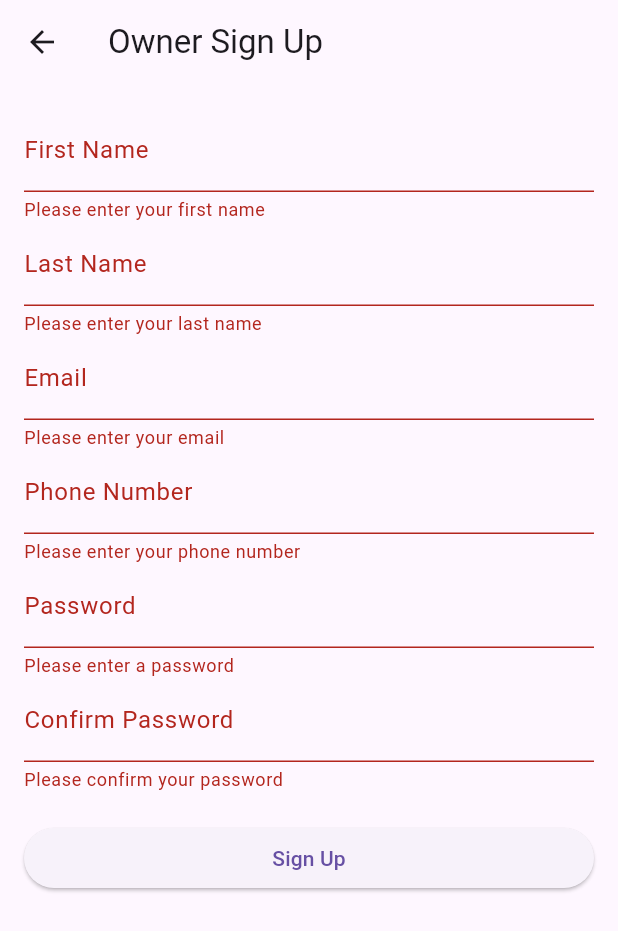
After one commit to Hiranbaburaj/turfbooking, a Flutter app: the OwnerSignUp screen opened by its route, after a tap on "Sign Up", on a phone screen of 412 x 824 dp. The commit adds this screen. Shown: the top 931 px of the screen. Run offline on Flutter 3.47's test engine with Material 3 defaults, Android fonts, the phone set to English and light mode, and no system bars; our stand-ins replace shared_preferences, supabase_flutter; accounts and stored records are empty.

Commit message:
Added turf owner registration

```diff
--- a/lib/main.dart
+++ b/lib/main.dart
@@ -6,6 +6,7 @@ import 'package:turf/user/signup_user.dart';
 import 'package:turf/booking/slot_select.dart';
 import 'package:turf/booking/slot_empty.dart';
 import 'package:turf/turfowner/login_owner.dart';
+import 'package:turf/turfowner/signup_owner.dart';
 import 'package:turf/turfowner/turf_status.dart';
 import 'package:turf/turfowner/slot_create.dart';
 import 'package:supabase_flutter/supabase_flutter.dart'; //* JOpYt3O99TQ6ZzyT
@@ -43,6 +44,7 @@ class MyApp extends StatelessWidget {
         '/slot_select' :(context) => SlotSelection(user: user, turfData: turfData, selectedSlot: selectedSlot),
         '/slot_empty'  :(context) => SlotIsEmpty(user: user, turfData: turfData, selectedSlot: selectedSlot),
         '/login_owner' :(context) => const LoginOwnerPage(),
+        '/signup_owner' :(context) => const OwnerSignUp(),
         '/turf_status' :(context) => TurfStatus(owner: owner, turfData: turfData),
         '/slot_create' :(context) => SlotMake(ownerId: ownerId, turfData: turfData),
       },
--- a/lib/pages/homepage.dart
+++ b/lib/pages/homepage.dart
@@ -1,4 +1,5 @@
 import 'package:flutter/material.dart';
+import 'package:turf/turfowner/signup_owner.dart';
 import 'package:turf/user/login_user1.dart';
 import 'package:turf/turfowner/login_owner.dart';
 import 'package:turf/user/signup_user.dart';
@@ -55,6 +56,16 @@ class HomePage extends StatelessWidget {
                 },
                 child: const Text('Login Owner'),
               ),
+              ElevatedButton(
+                onPressed: () {
+                  Navigator.push(
+                    context,
+                    MaterialPageRoute(
+                        builder: (context) => const OwnerSignUp()),
+                  );
+                },
+                child: const Text('New Owner'),
+              ),
             ],
           ),
         ),
--- /dev/null
+++ b/lib/turfowner/signup_owner.dart
@@ -0,0 +1,198 @@
+import 'package:flutter/material.dart';
+import 'package:supabase_flutter/supabase_flutter.dart';
+import 'package:turf/turfowner/login_owner.dart';
+
+class OwnerSignUp extends StatefulWidget {
+  const OwnerSignUp({super.key});
+
+  @override
+  _OwnerSignUpState createState() => _OwnerSignUpState();
+}
+
+class _OwnerSignUpState extends State<OwnerSignUp> {
+  final GlobalKey<FormState> _formKey = GlobalKey<FormState>();
+  late TextEditingController _firstNameController;
+  late TextEditingController _lastNameController;
+  late TextEditingController _emailController;
+  late TextEditingController _phoneNumberController;
+  late TextEditingController _passwordController;
+  late TextEditingController _confirmPasswordController;
+
+  @override
+  void initState() {
+    super.initState();
+    _firstNameController = TextEditingController();
+    _lastNameController = TextEditingController();
+    _emailController = TextEditingController();
+    _phoneNumberController = TextEditingController();
+    _passwordController = TextEditingController();
+    _confirmPasswordController = TextEditingController();
+  }
+
+  @override
+  void dispose() {
+    _firstNameController.dispose();
+    _lastNameController.dispose();
+    _emailController.dispose();
+    _phoneNumberController.dispose();
+    _passwordController.dispose();
+    _confirmPasswordController.dispose();
+    super.dispose();
+  }
+
+  @override
+  Widget build(BuildContext context) {
+    return Scaffold(
+      appBar: AppBar(
+        title: const Text('Owner Sign Up'),
+      ),
+      body: SingleChildScrollView(
+        child: Padding(
+          padding: const EdgeInsets.all(16.0),
+          child: Form(
+            key: _formKey,
+            child: Column(
+              crossAxisAlignment: CrossAxisAlignment.stretch,
+              children: [
+                TextFormField(
+                  controller: _firstNameController,
+                  decoration: const InputDecoration(labelText: 'First Name'),
+                  validator: (value) {
+                    if (value == null || value.isEmpty) {
+                      return 'Please enter your first name';
+                    }
+                    return null;
+                  },
+                ),
+                TextFormField(
+                  controller: _lastNameController,
+                  decoration: const InputDecoration(labelText: 'Last Name'),
+                  validator: (value) {
+                    if (value == null || value.isEmpty) {
+                      return 'Please enter your last name';
+                    }
+                    return null;
+                  },
+                ),
+                TextFormField(
+                  controller: _emailController,
+                  decoration: const InputDecoration(labelText: 'Email'),
+                  keyboardType: TextInputType.emailAddress,
+                  validator: (value) {
+                    if (value == null || value.isEmpty) {
+                      return 'Please enter your email';
+                    }
+                    return null;
+                  },
+                ),
+                TextFormField(
+                  controller: _phoneNumberController,
+                  decoration: const InputDecoration(labelText: 'Phone Number'),
+                  keyboardType: TextInputType.phone,
+                  validator: (value) {
+                    if (value == null || value.isEmpty) {
+                      return 'Please enter your phone number';
+                    }
+                    return null;
+                  },
+                ),
+                TextFormField(
+                  controller: _passwordController,
+                  decoration: const InputDecoration(labelText: 'Password'),
+                  obscureText: true,
+                  validator: (value) {
+                    if (value == null || value.isEmpty) {
+                      return 'Please enter a password';
+                    }
+                    return null;
+                  },
+                ),
+                TextFormField(
+                  controller: _confirmPasswordController,
+                  decoration:
+                      const InputDecoration(labelText: 'Confirm Password'),
+                  obscureText: true,
+                  validator: (value) {
+                    if (value == null || value.isEmpty) {
+                      return 'Please confirm your password';
+                    } else if (value != _passwordController.text) {
+                      return 'Passwords do not match';
+                    }
+                    return null;
+                  },
+                ),
+                const SizedBox(height: 20),
+                ElevatedButton(
+                  onPressed: () async {
+                    if (_formKey.currentState!.validate()) {
+                      await _handleSignUp();
+                    }
+                  },
+                  child: const Text('Sign Up'),
+                ),
+              ],
+            ),
+          ),
+        ),
+      ),
+    );
+  }
+
+  Future<void> _handleSignUp() async {
+    final supabase = Supabase.instance.client;
+
+    // Validate input
+    if (_firstNameController.text.isEmpty ||
+        _lastNameController.text.isEmpty ||
+        _emailController.text.isEmpty ||
+        _phoneNumberController.text.isEmpty ||
+        _passwordController.text.isEmpty ||
+        _confirmPasswordController.text.isEmpty) {
+      // You can show an error message or handle validation as needed
+      return;
+    }
+
+    // Check if passwords match
+    if (_passwordController.text != _confirmPasswordController.text) {
+      ScaffoldMessenger.of(context).showSnackBar(
+        const SnackBar(
+          content: Text('Passwords do not match'),
+        ),
+      );
+      return;
+    }
+    // Insert into the 'turf_owner' table
+
+    try {
+      // ignore: unused_local_variable
+      final response = await supabase.from('turf_owner').upsert([
+        {
+          'f_name': _firstNameController.text,
+          'l_name': _lastNameController.text,
+          'mail': _emailController.text,
+          'phoneno': _phoneNumberController.text,
+          'owner_password': _passwordController.text,
+        },
+      ]);
+      // Sign up successful
+      // Show success message
+      // ignore: use_build_context_synchronously
+      ScaffoldMessenger.of(context).showSnackBar(
+        const SnackBar(
+          content: Text('Sign up successful'),
+        ),
+      );
+      // ignore: use_build_context_synchronously
+      Navigator.pushReplacement(
+        context,
+        MaterialPageRoute(
+          builder: (BuildContext context) => const LoginOwnerPage(),
+        ),
+      );
+    } catch (error) {
+      // Handle the error (display error message or take appropriate action)
+      // ignore: avoid_print
+      print('Error signing up: $error');
+    }
+  }
+}
--- a/lib/turfowner/slot_create.dart
+++ b/lib/turfowner/slot_create.dart
@@ -1,4 +1,4 @@
-// ignore_for_file: unnecessary_null_comparison, avoid_print
+// ignore_for_file: unnecessary_null_comparison, avoid_print, library_private_types_in_public_api
 
 import 'package:flutter/material.dart';
 import 'package:intl/intl.dart';
@@ -163,7 +163,7 @@ class _SlotMakeState extends State<SlotMake> {
 
     final supabase = Supabase.instance.client;
 
-    // Convert time to 'HH:mm' format
+    // * Convert time to 'HH:mm' format
     final startingTimeString = DateFormat('HH:mm').format(
       DateTime(_selectedDate.year, _selectedDate.month, _selectedDate.day, _startingTime.hour, _startingTime.minute),
     );
@@ -172,7 +172,7 @@ class _SlotMakeState extends State<SlotMake> {
       DateTime(_selectedDate.year, _selectedDate.month, _selectedDate.day, _endingTime.hour, _endingTime.minute),
     );
 
-    // Insert into the 'slot' table
+    // * Insert into the 'slot' table
     final response = await supabase.from('slot').upsert([
       {
         'startingtime': startingTimeString,
```
